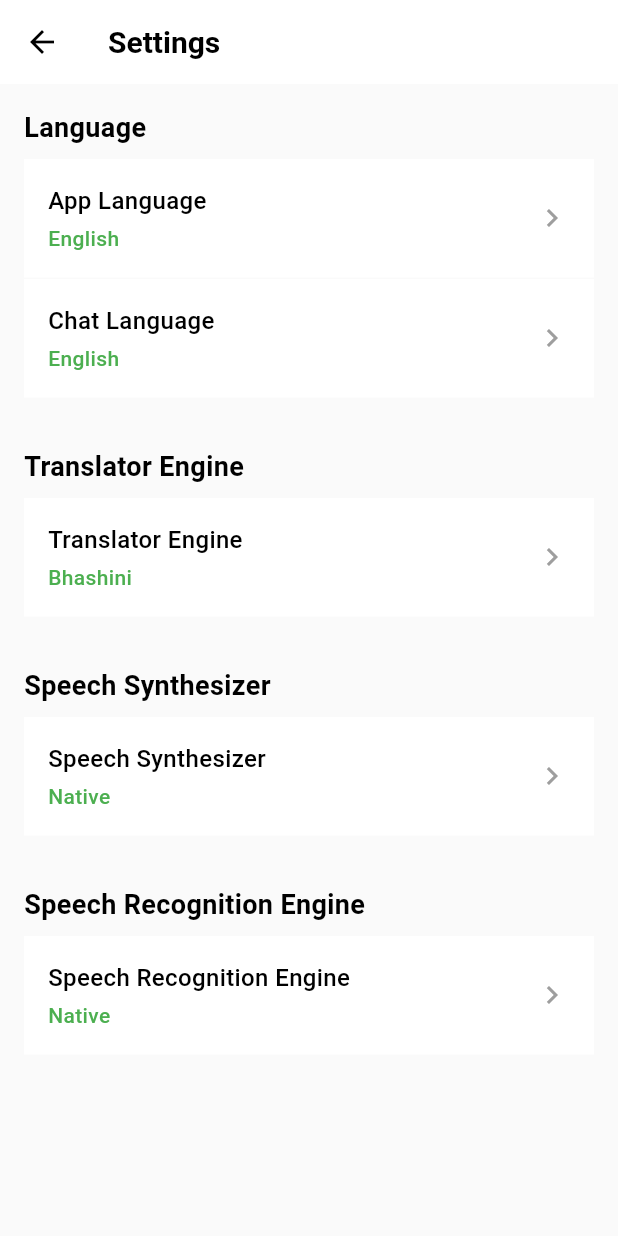
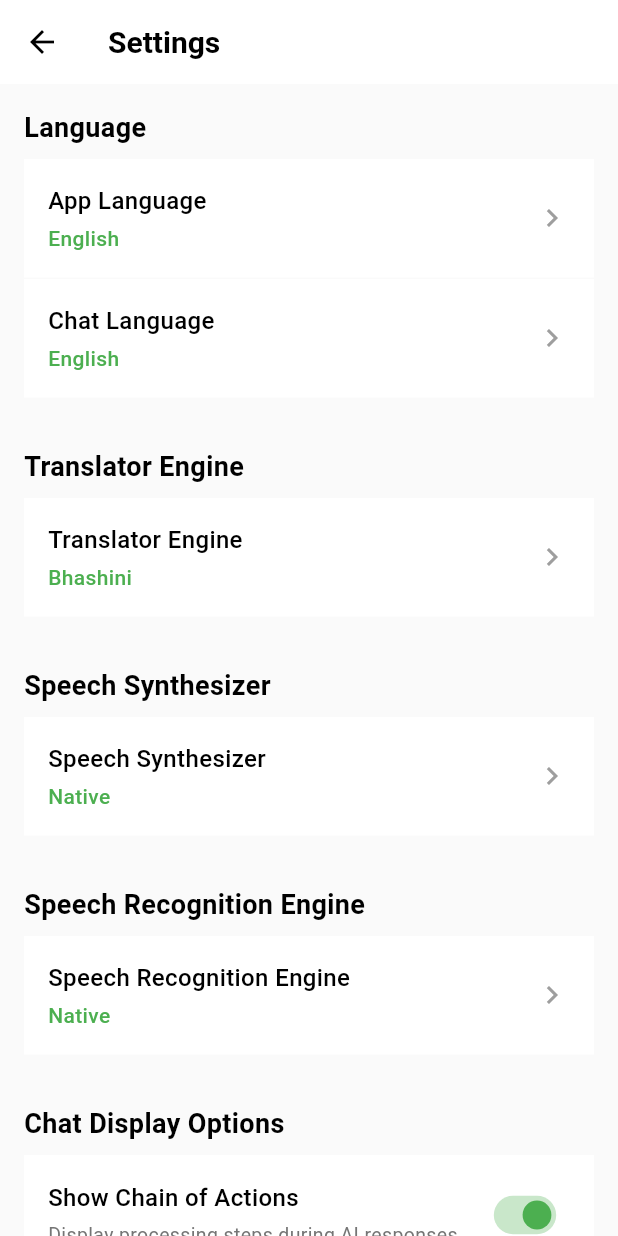
Before and after one commit to N-sravan/gka, a Flutter app: the SettingsPage screen opened by its route, on a phone screen of 412 x 824 dp. Run offline on Flutter 3.47's test engine with Material 3 defaults, Android fonts, the phone set to English and light mode, and no system bars; our stand-ins replace audioplayers, connectivity_plus, dropdown_button2, file_picker, firebase_core, firebase_database and 14 more; missing offline and left inert: record; accounts and stored records are empty; project files that could hold a hidden picture were left out.

Commit message:
Add chat display preferences: toggle for chain of actions and detailed mode   1. Chain of Actions Control: Added a check for AppState.instance.showChainOfActions in the _buildThinkingContainer() method. If this setting is disabled, the   thinking container won't be displayed at all.   2. Detailed Mode Control: Replaced the hardcoded viewModel.includeDetails with AppState.instance.showDetailedMode so the thinking container now respects the   user's detailed mode preference from the settings.

```diff
--- a/lib/chat/view/chat_view.dart
+++ b/lib/chat/view/chat_view.dart
@@ -231,6 +231,11 @@ class _ChatViewState extends State<ChatView> {
     return ValueListenableBuilder<bool>(
       valueListenable: viewModel.isQueryProcessing,
       builder: (context, isProcessing, _) {
+        // Check if chain of actions should be shown based on user settings
+        if (!AppState.instance.showChainOfActions) {
+          return const SizedBox();
+        }
+
         // Show the container if currently processing OR if we have processing steps to show
         if (!isProcessing && viewModel.processingSteps.isEmpty) {
           return const SizedBox();
@@ -243,7 +248,7 @@ class _ChatViewState extends State<ChatView> {
             steps: viewModel.processingSteps,
             isProcessing: isProcessing,
             totalDuration: viewModel.totalProcessingDuration,
-            includeDetails: viewModel.includeDetails,
+            includeDetails: AppState.instance.showDetailedMode,
             onToggle: viewModel.toggleThinkingContainer,
           ),
         );
--- a/lib/settings_view.dart
+++ b/lib/settings_view.dart
@@ -18,6 +18,8 @@ class _SettingsPageState extends State<SettingsPage> {
   String selectedSpeechService = 'Native';
   String selectedTTSService = 'Native';
   String selectedTranslationService = 'Bhashini';
+  bool showChainOfActions = true;
+  bool showDetailedMode = true;
 
   final langList = ['English', 'Telugu'];
   final speechServicesList = ['Native', 'Bhashini','Parakeet'];
@@ -33,6 +35,8 @@ class _SettingsPageState extends State<SettingsPage> {
     selectedSpeechService = AppState.instance.sttMode;
     selectedTTSService = AppState.instance.ttsMode;
     selectedTranslationService = AppState.instance.transMode;
+    showChainOfActions = AppState.instance.showChainOfActions;
+    showDetailedMode = AppState.instance.showDetailedMode;
   }
 
   @override
@@ -111,6 +115,33 @@ class _SettingsPageState extends State<SettingsPage> {
                 setState(() => selectedSpeechService = value);
               }),
             ),
+            const SizedBox(height: 32),
+            _buildSectionHeader("Chat Display Options"),
+            const SizedBox(height: 8),
+            _buildToggleItem(
+              "Show Chain of Actions",
+              "Display processing steps during AI responses",
+              showChainOfActions,
+              (value) {
+                setState(() {
+                  showChainOfActions = value;
+                  AppState.instance.showChainOfActions = value;
+                });
+                Fluttertoast.showToast(msg: 'Chain of Actions ${value ? 'Enabled' : 'Disabled'}!');
+              },
+            ),
+            _buildToggleItem(
+              "Show Detailed Information",
+              "Include technical details in processing steps",
+              showDetailedMode,
+              (value) {
+                setState(() {
+                  showDetailedMode = value;
+                  AppState.instance.showDetailedMode = value;
+                });
+                Fluttertoast.showToast(msg: 'Detailed Mode ${value ? 'Enabled' : 'Disabled'}!');
+              },
+            ),
             const SizedBox(height: 40),
           ],
         ),
@@ -172,6 +203,58 @@ class _SettingsPageState extends State<SettingsPage> {
                 ),
               ],
             ),
+          ),
+        ),
+      ),
+    );
+  }
+
+  Widget _buildToggleItem(
+      String title, String description, bool value, Function(bool) onChanged) {
+    return Container(
+      margin: const EdgeInsets.only(bottom: 1),
+      child: Material(
+        color: Colors.white,
+        child: Container(
+          padding: const EdgeInsets.symmetric(horizontal: 16, vertical: 16),
+          child: Row(
+            children: [
+              Expanded(
+                child: Column(
+                  crossAxisAlignment: CrossAxisAlignment.start,
+                  children: [
+                    Text(
+                      title,
+                      style: const TextStyle(
+                        fontSize: 16,
+                        fontWeight: FontWeight.w500,
+                        color: Colors.black,
+                      ),
+                    ),
+                    const SizedBox(height: 4),
+                    Text(
+                      description,
+                      style: const TextStyle(
+                        fontSize: 13,
+                        color: Color(0xFF757575),
+                        fontWeight: FontWeight.w400,
+                      ),
+                    ),
+                  ],
+                ),
+              ),
+              Transform.scale(
+                scale: 0.8,
+                child: Switch(
+                  value: value,
+                  onChanged: onChanged,
+                  activeColor: const Color(0xFF4CAF50),
+                  activeTrackColor: const Color(0xFF4CAF50).withOpacity(0.3),
+                  inactiveThumbColor: Colors.grey[400],
+                  inactiveTrackColor: Colors.grey[300],
+                ),
+              ),
+            ],
           ),
         ),
       ),
--- a/lib/utils/app_state.dart
+++ b/lib/utils/app_state.dart
@@ -52,5 +52,9 @@ class AppState {
   late String transMode;
   late String sttMode;
   late String ttsMode;
-  bool isListeningMode =false;
+  bool isListeningMode = false;
+
+  // Chat display preferences
+  bool showChainOfActions = true;
+  bool showDetailedMode = true;
 }
```
